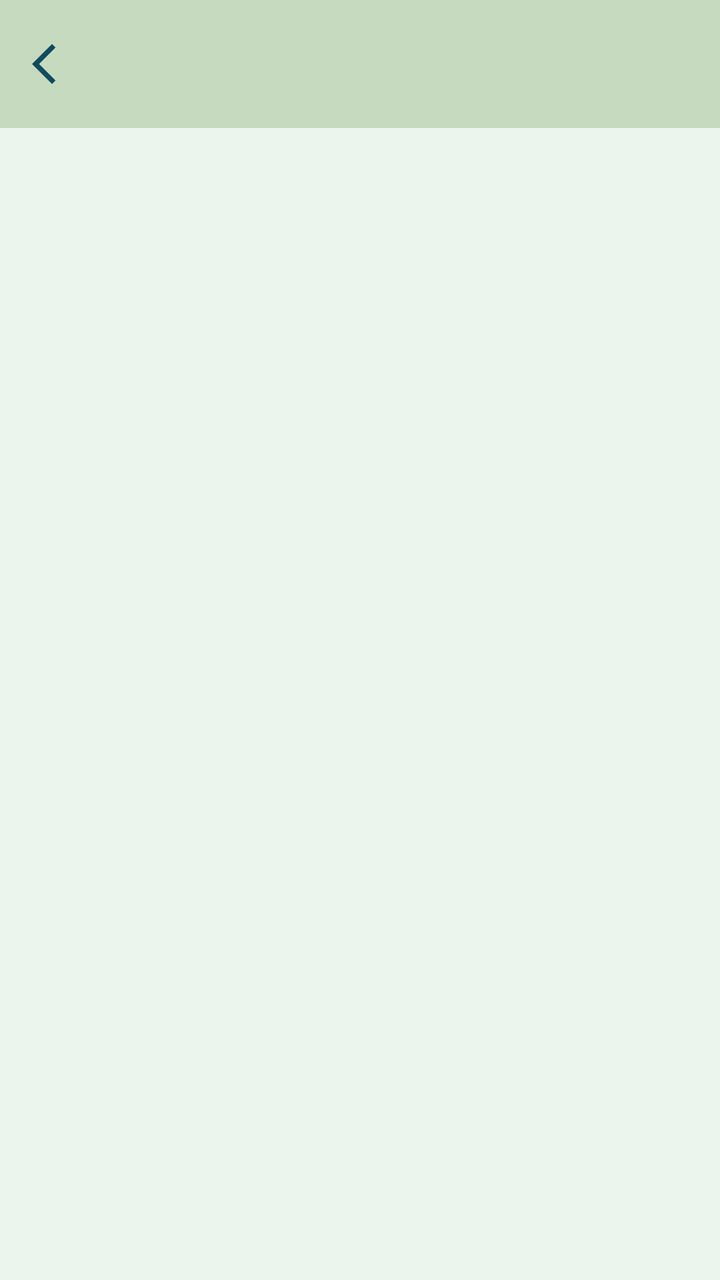
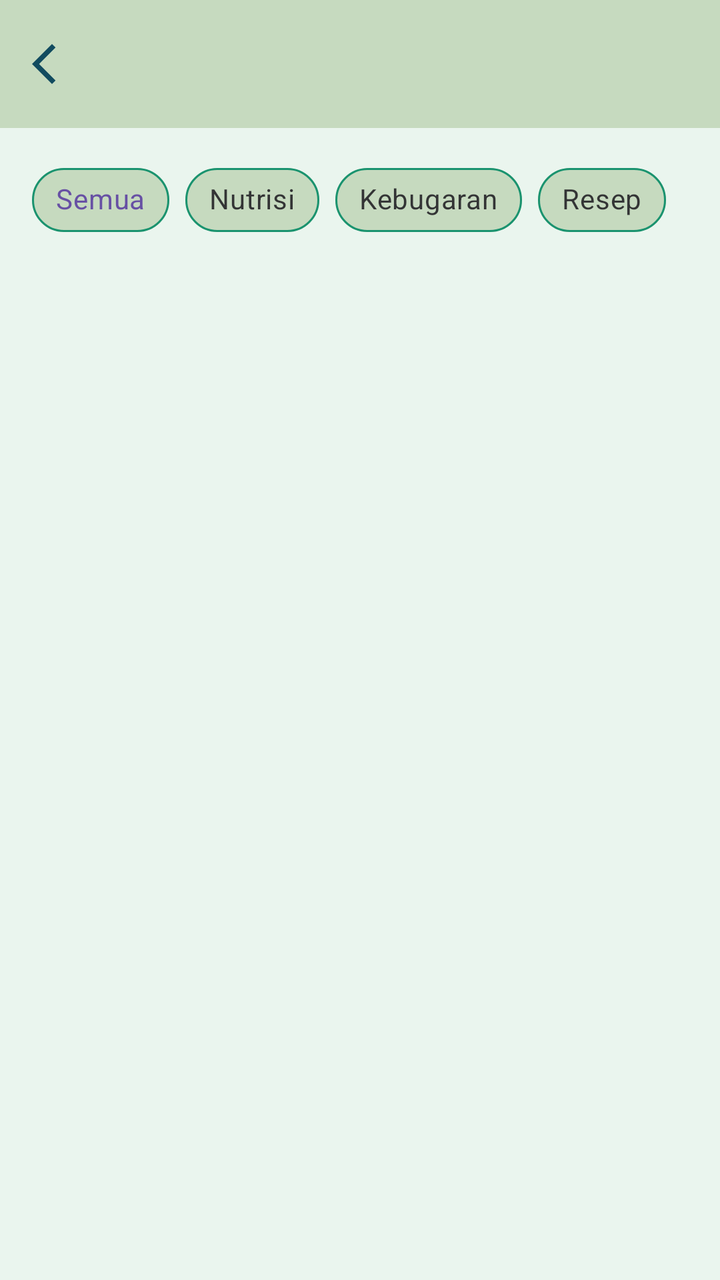

An Android layout rendered at two revisions. The XML below is the earlier revision; the diff shows what the commit changed to produce the second picture.
<!-- AndroidManifest.xml: application theme Theme.Sherine_TIA -->
<!-- res/layout/fragment_article.xml -->
<?xml version="1.0" encoding="utf-8"?>
<androidx.coordinatorlayout.widget.CoordinatorLayout xmlns:android="http://schemas.android.com/apk/res/android"
    xmlns:app="http://schemas.android.com/apk/res-auto"
    xmlns:tools="http://schemas.android.com/tools"
    android:layout_width="match_parent"
    android:layout_height="match_parent"
    android:layout_gravity="center"
    android:background="@color/bgColour"
    tools:context=".Article.ArticleFragment">

    <com.google.android.material.appbar.AppBarLayout
        android:id="@+id/appBarLayout"
        android:layout_width="match_parent"
        android:layout_height="wrap_content"
        android:theme="@style/ThemeOverlay.AppCompat.Dark.ActionBar">

        <androidx.appcompat.widget.Toolbar
            android:id="@+id/toolbar"
            android:layout_width="match_parent"
            android:layout_height="?attr/actionBarSize"
            android:background="@color/lightGreen"
            android:theme="@style/ThemeOverlay.AppCompat.Dark.ActionBar"
            app:layout_constraintEnd_toEndOf="parent"
            app:layout_constraintStart_toStartOf="parent"
            app:layout_constraintTop_toTopOf="parent"
            app:navigationIcon="@drawable/outline_arrow_back"
            app:popupTheme="@style/ThemeOverlay.AppCompat.Light"
            app:subtitleTextColor="@color/black"
            app:titleTextColor="@color/blue" />

    </com.google.android.material.appbar.AppBarLayout>

    <ListView
        android:id="@+id/listArticleItems"
        android:layout_width="match_parent"
        android:layout_height="635dp"
        app:layout_behavior="@string/appbar_scrolling_view_behavior" />

</androidx.coordinatorlayout.widget.CoordinatorLayout>
<!-- resources referenced by this layout -->
<resources>
  <color name="bgColour">#EAF5EE</color>
  <color name="black">#FF000000</color>
  <color name="blue">#114B5F</color>
  <color name="lightGreen">#C6DABF</color>
  <!-- drawable outline_arrow_back (drawable) -->
  <vector xmlns:android="http://schemas.android.com/apk/res/android" android:autoMirrored="true" android:height="24dp" android:tint="#114B5F" android:viewportHeight="960" android:viewportWidth="960" android:width="24dp">
        
      <path android:fillColor="@android:color/white" android:pathData="M400,880L0,480L400,80L471,151L142,480L471,809L400,880Z"/>
      
  </vector>
  <style name="Theme.Sherine_TIA" parent="Base.Theme.Sherine_TIA" />
  <style name="Base.Theme.Sherine_TIA" parent="Theme.Material3.DayNight.NoActionBar">
          
          
      </style>
</resources>

<!-- the commit's change to res/layout/fragment_article.xml (unified diff, before → after) -->
@@ -4,36 +4,113 @@
     xmlns:tools="http://schemas.android.com/tools"
     android:layout_width="match_parent"
     android:layout_height="match_parent"
-    android:layout_gravity="center"
     android:background="@color/bgColour"
     tools:context=".Article.ArticleFragment">
 
+    
     <com.google.android.material.appbar.AppBarLayout
         android:id="@+id/appBarLayout"
         android:layout_width="match_parent"
-        android:layout_height="wrap_content"
-        android:theme="@style/ThemeOverlay.AppCompat.Dark.ActionBar">
+        android:layout_height="wrap_content">
 
         <androidx.appcompat.widget.Toolbar
             android:id="@+id/toolbar"
             android:layout_width="match_parent"
             android:layout_height="?attr/actionBarSize"
             android:background="@color/lightGreen"
-            android:theme="@style/ThemeOverlay.AppCompat.Dark.ActionBar"
-            app:layout_constraintEnd_toEndOf="parent"
-            app:layout_constraintStart_toStartOf="parent"
-            app:layout_constraintTop_toTopOf="parent"
             app:navigationIcon="@drawable/outline_arrow_back"
             app:popupTheme="@style/ThemeOverlay.AppCompat.Light"
-            app:subtitleTextColor="@color/black"
             app:titleTextColor="@color/blue" />
 
     </com.google.android.material.appbar.AppBarLayout>
 
-    <ListView
-        android:id="@+id/listArticleItems"
+    
+    <androidx.constraintlayout.widget.ConstraintLayout
         android:layout_width="match_parent"
-        android:layout_height="635dp"
-        app:layout_behavior="@string/appbar_scrolling_view_behavior" />
+        android:layout_height="match_parent"
+        app:layout_behavior="@string/appbar_scrolling_view_behavior">
+
+        
+        <com.google.android.material.chip.ChipGroup
+            android:id="@+id/chipGroupKategori"
+            android:layout_width="0dp"
+            android:layout_height="wrap_content"
+            android:layout_marginHorizontal="16dp"
+            android:layout_marginTop="12dp"
+            app:chipSpacingHorizontal="8dp"
+            app:singleSelection="true"
+            app:selectionRequired="true"
+            app:layout_constraintTop_toTopOf="parent"
+            app:layout_constraintStart_toStartOf="parent"
+            app:layout_constraintEnd_toEndOf="parent">
+
+            <com.google.android.material.chip.Chip
+                android:id="@+id/chipSemua"
+                style="@style/Widget.MaterialComponents.Chip.Choice"
+                android:layout_width="wrap_content"
+                android:layout_height="wrap_content"
+                android:text="Semua"
+                android:checkable="true"
+                android:checked="true"
+                app:chipBackgroundColor="@color/lightGreen"
+                app:chipStrokeColor="@color/green"
+                app:chipStrokeWidth="1dp" />
+
+            <com.google.android.material.chip.Chip
+                android:id="@+id/chipNutrisi"
+                style="@style/Widget.MaterialComponents.Chip.Choice"
+                android:layout_width="wrap_content"
+                android:layout_height="wrap_content"
+                android:text="Nutrisi"
+                android:checkable="true"
+                app:chipBackgroundColor="@color/lightGreen"
+                app:chipStrokeColor="@color/green"
+                app:chipStrokeWidth="1dp" />
+
+            <com.google.android.material.chip.Chip
+                android:id="@+id/chipKebugaran"
+                style="@style/Widget.MaterialComponents.Chip.Choice"
+                android:layout_width="wrap_content"
+                android:layout_height="wrap_content"
+                android:text="Kebugaran"
+                android:checkable="true"
+                app:chipBackgroundColor="@color/lightGreen"
+                app:chipStrokeColor="@color/green"
+                app:chipStrokeWidth="1dp" />
+
+            <com.google.android.material.chip.Chip
+                android:id="@+id/chipResep"
+                style="@style/Widget.MaterialComponents.Chip.Choice"
+                android:layout_width="wrap_content"
+                android:layout_height="wrap_content"
+                android:text="Resep"
+                android:checkable="true"
+                app:chipBackgroundColor="@color/lightGreen"
+                app:chipStrokeColor="@color/green"
+                app:chipStrokeWidth="1dp" />
+
+        </com.google.android.material.chip.ChipGroup>
+
+        
+
+        <GridView
+            android:id="@+id/gridArticleItems"
+            android:layout_width="0dp"
+            android:layout_height="0dp"
+            android:layout_marginHorizontal="12dp"
+            android:layout_marginTop="12dp"
+            android:numColumns="1"
+            android:horizontalSpacing="0dp"
+            android:verticalSpacing="10dp"
+            android:stretchMode="columnWidth"
+            android:gravity="center"
+            android:clipToPadding="false"
+            android:scrollbars="none"
+            app:layout_constraintTop_toBottomOf="@id/chipGroupKategori"
+            app:layout_constraintBottom_toBottomOf="parent"
+            app:layout_constraintStart_toStartOf="parent"
+            app:layout_constraintEnd_toEndOf="parent" />
+
+    </androidx.constraintlayout.widget.ConstraintLayout>
 
 </androidx.coordinatorlayout.widget.CoordinatorLayout>
<!-- resource entries referenced after the edit -->
@@ -1,8 +1,8 @@
 <!-- resources referenced by this layout -->
 <resources>
   <color name="bgColour">#EAF5EE</color>
-  <color name="black">#FF000000</color>
   <color name="blue">#114B5F</color>
+  <color name="green">#1A936F</color>
   <color name="lightGreen">#C6DABF</color>
   <!-- drawable outline_arrow_back (drawable) -->
   <vector xmlns:android="http://schemas.android.com/apk/res/android" android:autoMirrored="true" android:height="24dp" android:tint="#114B5F" android:viewportHeight="960" android:viewportWidth="960" android:width="24dp">
